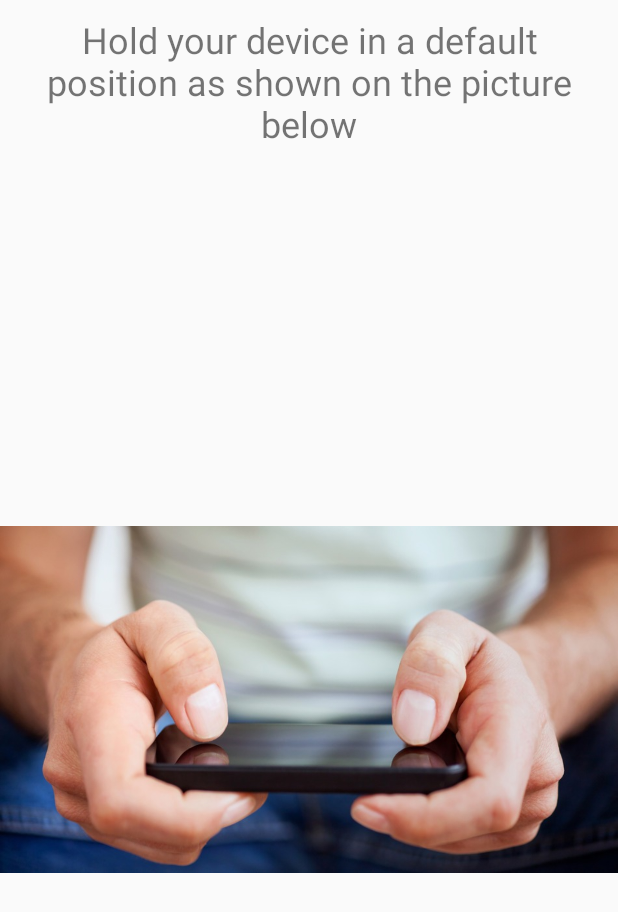
After one commit to thompsonx/CloudyTrip2D, an Android app: the layout prepare_screen.xml on its own in the app's theme, with its tools: preview values and no code run, on a phone screen of 412 x 824 dp. The commit adds this screen. Shown: the top 912 px of the screen. Run offline under Robolectric (Android 15) with nearby library versions, the phone set to English and light mode, and no system bars.

Commit message:
Added basic sounds, popup windows

```diff
--- a/app/src/main/java/com/tamz2/pan0068/cloudytrip2d/views/GameView.java
+++ b/app/src/main/java/com/tamz2/pan0068/cloudytrip2d/views/GameView.java
@@ -9,6 +9,7 @@ import android.hardware.Sensor;
 import android.hardware.SensorEvent;
 import android.hardware.SensorEventListener;
 import android.hardware.SensorManager;
+import android.media.MediaPlayer;
 import android.os.Bundle;
 import android.os.Vibrator;
 import android.util.Log;
@@ -144,6 +145,10 @@ public class GameView extends SurfaceView implements SurfaceHolder.Callback, Sen
                         speedResetTime = System.currentTimeMillis() + 4000;
                         vibrator.vibrate(500);
                         lives--;
+                        if (lives > 0) {
+                            MediaPlayer player = MediaPlayer.create(this.context, R.raw.cloudcollision);
+                            player.start();
+                        }
                         cloud.deactive();
                         if (score > 0)
                             score--;
--- a/app/src/main/res/layout/activity_menu.xml
+++ b/app/src/main/res/layout/activity_menu.xml
@@ -19,6 +19,11 @@
         android:focusableInTouchMode="true"
         android:clickable="true"
         android:contextClickable="true">
+
+        <LinearLayout
+            android:orientation="vertical"
+            android:layout_width="wrap_content"
+            android:layout_height="match_parent"></LinearLayout>
 
         <LinearLayout
             android:orientation="vertical"
--- /dev/null
+++ b/app/src/main/res/layout/prepare_screen.xml
@@ -0,0 +1,22 @@
+<?xml version="1.0" encoding="utf-8"?>
+<LinearLayout xmlns:android="http://schemas.android.com/apk/res/android"
+    android:orientation="vertical" android:layout_width="match_parent"
+    android:layout_height="match_parent">
+
+    <TextView
+        android:layout_width="match_parent"
+        android:layout_height="wrap_content"
+        android:text="Hold your device in a default position as shown on the picture below"
+        android:id="@+id/txtPrepare"
+        android:layout_gravity="center_horizontal"
+        android:textSize="24dp"
+        android:textAlignment="center"
+        android:gravity="center_horizontal"
+        android:padding="10dp" />
+
+    <ImageView
+        android:layout_width="match_parent"
+        android:layout_height="fill_parent"
+        android:id="@+id/imageView"
+        android:src="@drawable/hold" />
+</LinearLayout>
```
Also changed, not shown: app/src/main/java/com/tamz2/pan0068/cloudytrip2d/MenuActivity.java (+32 -5 lines), app/src/main/java/com/tamz2/pan0068/cloudytrip2d/views/EndGameDialog.java (added, +42 -0 lines), app/src/main/java/com/tamz2/pan0068/cloudytrip2d/views/PrepareDialog.java (added, +44 -0 lines), app/src/main/res/drawable/hold.jpg (added), 4 other files.
